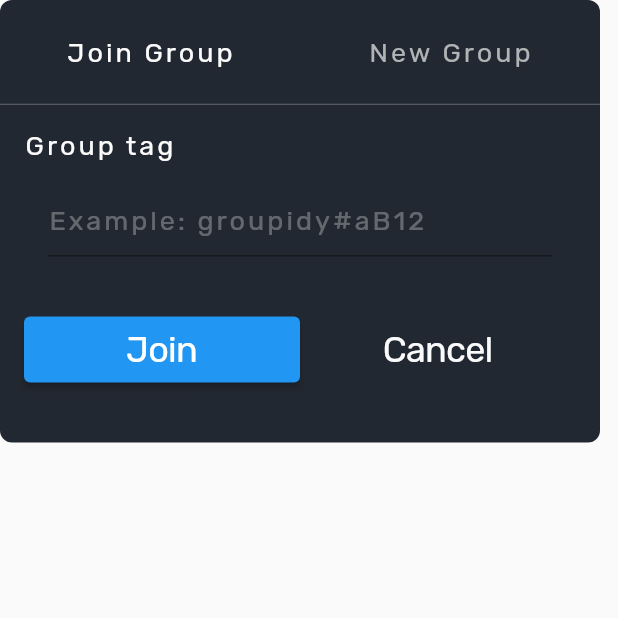
After one commit to KevinSpek/ChatApp, a Flutter app: the CreateJoinGroup screen opened directly, after a tap on "Join Group", on a phone screen of 412 x 824 dp, the top half of it. The commit adds this screen. Run offline on Flutter 3.47's test engine with Material 2 defaults, Android fonts, the phone set to English and light mode, and no system bars; our stand-ins replace country_code_picker, get, google_fonts, pin_code_fields.

Commit message:
Added Create/Join group component + white disabled

```diff
--- a/lib/colors.dart
+++ b/lib/colors.dart
@@ -14,3 +14,4 @@ const kNewsNotification = Color(0xffD75151);
 const kForumNotification = Color(0xff5DA2D4);
 final kWhite = Color(0xffFBFBFB);
 final kWhiteSecondary = Color(0xffB1B3B5);
+final kWhiteDisabled = Color(0x4DFFFFFF);
--- /dev/null
+++ b/lib/view/components/create_join_group/bottom_buttons.dart
@@ -0,0 +1,47 @@
+import 'package:flutter/material.dart';
+import 'package:groupidy/colors.dart';
+import 'package:groupidy/typography.dart';
+
+class BottomButtons extends StatelessWidget {
+  const BottomButtons({
+    Key? key,
+    required this.mainButtonText,
+    required this.onMainButtonClick,
+    required this.onCancelClick})
+      : super(key: key);
+
+  final String mainButtonText;
+  final VoidCallback onMainButtonClick;
+  final VoidCallback onCancelClick;
+
+  @override
+  Widget build(BuildContext context) {
+    return Padding(
+      padding: const EdgeInsets.symmetric(vertical: 16),
+      child: Row(
+        children: [
+          Expanded(
+              child: ElevatedButton(
+                  onPressed: onMainButtonClick,
+                  child: Padding(
+                    padding: const EdgeInsets.symmetric(vertical: 8),
+                    child: Text(
+                      mainButtonText,
+                      style: kBodyLarge,
+                    ),
+                  ))),
+          Expanded(
+              child: TextButton(
+                  onPressed: onCancelClick,
+                  child: Padding(
+                    padding: const EdgeInsets.symmetric(vertical: 8),
+                    child: Text(
+                      "Cancel",
+                      style: kBodyLarge.copyWith(color: kWhite),
+                    ),
+                  )))
+        ],
+      ),
+    );
+  }
+}
--- /dev/null
+++ b/lib/view/components/create_join_group/create_group.dart
@@ -0,0 +1,67 @@
+import 'package:flutter/material.dart';
+import 'package:groupidy/colors.dart';
+import 'package:groupidy/typography.dart';
+import 'package:groupidy/view/components/create_join_group/bottom_buttons.dart';
+
+class CreateGroup extends StatelessWidget {
+  const CreateGroup({Key? key, required this.onCancel, required this.onTextChanged, required this.onMainButtonClick}) : super(key: key);
+
+  final VoidCallback onCancel;
+  final VoidCallback onMainButtonClick;
+  final Function(String) onTextChanged;
+
+  @override
+  Widget build(BuildContext context) {
+    return Container(
+      padding: EdgeInsets.all(16),
+      child: Column(
+        crossAxisAlignment: CrossAxisAlignment.start,
+        children: [
+          Text(
+            "Group name",
+            style: kBodyRegular.copyWith(color: kWhite),
+          ),
+          Padding(
+            padding: const EdgeInsets.all(16),
+            child: TextField(
+              maxLength: 40,
+              textAlign: TextAlign.start,
+              onChanged: onTextChanged,
+              decoration: InputDecoration(
+                hintText: "Example: groupidy#aB12",
+                counterText: "",
+                hintStyle: kBodyRegular.copyWith(color: kWhiteDisabled),
+              ),
+              style: kBodyRegular.copyWith(color: Colors.white),
+            ),
+          ),
+          Padding(
+            padding: const EdgeInsets.only(top: 16),
+            child: Text(
+              "Group image",
+              style: kBodyRegular.copyWith(color: kWhite),
+            ),
+          ),
+          Padding(
+              padding: const EdgeInsets.symmetric(vertical: 32, horizontal: 16),
+              child: ElevatedButton(
+                onPressed: () {},
+                child: Icon(
+                  Icons.add,
+                  size: 32,
+                  color: kSecondaryBackground),
+                style: ElevatedButton.styleFrom(
+                  shape: CircleBorder(),
+                  primary: kWhiteSecondary,
+                  fixedSize: Size(80 , 80),
+                ),
+              )),
+          BottomButtons(
+              mainButtonText: "Create",
+              onMainButtonClick: onMainButtonClick,
+              onCancelClick: onCancel)
+        ],
+      ),
+    );
+  }
+}
--- /dev/null
+++ b/lib/view/components/create_join_group/create_join_group.dart
@@ -0,0 +1,93 @@
+import 'package:flutter/material.dart';
+import 'package:groupidy/colors.dart';
+import 'package:groupidy/view/components/create_join_group/create_group.dart';
+import 'package:groupidy/view/components/create_join_group/join_group.dart';
+import 'package:groupidy/view/components/create_join_group/top_bar.dart';
+
+class CreateJoinGroup extends StatefulWidget {
+  const CreateJoinGroup({Key? key}) : super(key: key);
+
+  @override
+  _CreateJoinGroupState createState() => _CreateJoinGroupState();
+}
+
+class _CreateJoinGroupState extends State<CreateJoinGroup> {
+  bool _isJoinGroup = false;
+  bool _invalidTag = false;
+  String _insertedTag = "";
+
+  void handleCancel() {}
+
+  void handleCreateGroup() {
+    if (isValidTag(_insertedTag)) {
+      // create group
+    }
+  }
+
+  void handleJoinGroup() {
+    if (isValidTag(_insertedTag)) {
+      // attempt join group
+    }
+  }
+
+  void handleTagChange(String newTagName) {
+    setState(() {
+      _insertedTag = newTagName;
+    });
+  }
+
+  void toggleJoinGroup() {
+    setState(() {
+      _isJoinGroup = true;
+      _insertedTag = "";
+    });
+  }
+
+  void toggleCreateGroup() {
+    setState(() {
+      _isJoinGroup = false;
+      _insertedTag = "";
+    });
+  }
+
+  bool isValidTag(String tag) {
+    bool isValid = tag.length > 2;
+    setState(() {
+      _invalidTag = !isValid;
+    });
+    return isValid;
+  }
+
+  @override
+  Widget build(BuildContext context) {
+    return Scaffold(
+        body: Container(
+      width: 400,
+      decoration: BoxDecoration(
+          borderRadius: BorderRadius.all(Radius.circular(8)),
+          color: kSecondaryBackground),
+      child: Column(
+        mainAxisSize: MainAxisSize.min,
+        children: [
+          TopBar(
+            isJoinGroup: _isJoinGroup,
+            onToggleCreateGroup: toggleCreateGroup,
+            onToggleJoinGroup: toggleJoinGroup,
+          ),
+          _isJoinGroup
+              ? JoinGroup(
+                  onCancel: handleCancel,
+                  onTextChanged: handleTagChange,
+                  onMainButtonClick: handleJoinGroup,
+                  invalidTag: _invalidTag,
+                )
+              : CreateGroup(
+                  onCancel: handleCancel,
+                  onTextChanged: handleTagChange,
+                  onMainButtonClick: handleCreateGroup,
+                ),
+        ],
+      ),
+    ));
+  }
+}
--- /dev/null
+++ b/lib/view/components/create_join_group/join_group.dart
@@ -0,0 +1,69 @@
+import 'package:flutter/material.dart';
+import 'package:groupidy/colors.dart';
+import 'package:groupidy/typography.dart';
+import 'package:groupidy/view/components/create_join_group/bottom_buttons.dart';
+
+class JoinGroup extends StatelessWidget {
+  const JoinGroup(
+      {Key? key,
+      required this.onCancel,
+      required this.onTextChanged,
+      required this.onMainButtonClick,
+      this.invalidTag = false})
+      : super(key: key);
+
+  final VoidCallback onCancel;
+  final Function(String) onTextChanged;
+  final VoidCallback onMainButtonClick;
+  final bool invalidTag;
+
+  @override
+  Widget build(BuildContext context) {
+    return Container(
+      padding: EdgeInsets.all(16),
+      child: Column(
+        crossAxisAlignment: CrossAxisAlignment.start,
+        mainAxisSize: MainAxisSize.min,
+        children: [
+          Text(
+            "Group tag",
+            style: kBodyRegular.copyWith(color: kWhite),
+          ),
+          Padding(
+            padding: const EdgeInsets.all(16),
+            child: TextField(
+              maxLength: 40,
+              onChanged: onTextChanged,
+              textAlign: TextAlign.start,
+              decoration: InputDecoration(
+                hintText: "Example: groupidy#aB12",
+                counterText: "",
+                hintStyle: kBodyRegular.copyWith(color: kWhiteDisabled),
+              ),
+              style: kBodyRegular.copyWith(color: Colors.white),
+            ),
+          ),
+          Visibility(
+            child: Text(
+              "* Invalid tag",
+              style: kBodySmall.copyWith(color: kError),
+            ),
+            visible: invalidTag,
+          ),
+          Visibility(
+            child: Text(
+              "* Group not exists or invalid tag",
+              style: kBodySmall.copyWith(color: kError),
+            ),
+            visible: false,
+          ),
+          BottomButtons(
+            mainButtonText: "Join",
+            onMainButtonClick: onMainButtonClick,
+            onCancelClick: onCancel,
+          )
+        ],
+      ),
+    );
+  }
+}
--- /dev/null
+++ b/lib/view/components/create_join_group/top_bar.dart
@@ -0,0 +1,72 @@
+import 'package:flutter/material.dart';
+import 'package:groupidy/colors.dart';
+import 'package:groupidy/typography.dart';
+
+class TopBar extends StatelessWidget {
+  const TopBar({
+    Key? key,
+    required this.isJoinGroup,
+    required this.onToggleJoinGroup,
+    required this.onToggleCreateGroup}) : super(key: key);
+
+  final bool isJoinGroup;
+  final VoidCallback onToggleJoinGroup;
+  final VoidCallback onToggleCreateGroup;
+
+  @override
+  Widget build(BuildContext context) {
+    return Container(
+      child: Column(
+        children: [
+          Row(
+            children: [
+              Expanded(
+                  child: TopButton(
+                text: "Join Group",
+                selected: isJoinGroup,
+                onClick: onToggleJoinGroup,
+              )),
+              Expanded(
+                  child: TopButton(
+                text: "New Group",
+                selected: !isJoinGroup,
+                onClick: onToggleCreateGroup,
+              )),
+            ],
+          ),
+          Divider(
+            color: kWhiteDisabled,
+            height: 1,
+          )
+        ],
+      ),
+    );
+  }
+}
+
+class TopButton extends StatelessWidget {
+  const TopButton(
+      {Key? key,
+      required this.text,
+      required this.selected,
+      required this.onClick})
+      : super(key: key);
+
+  final String text;
+  final bool selected;
+  final VoidCallback onClick;
+
+
+  @override
+  Widget build(BuildContext context) {
+    return TextButton(
+      onPressed: onClick,
+      child: Padding(
+        padding: const EdgeInsets.symmetric(vertical: 16, horizontal: 0),
+        child: Text(text,
+            style: kBodyRegular.copyWith(
+                color: selected ? kWhite : kWhiteSecondary)),
+      ),
+    );
+  }
+}
```
